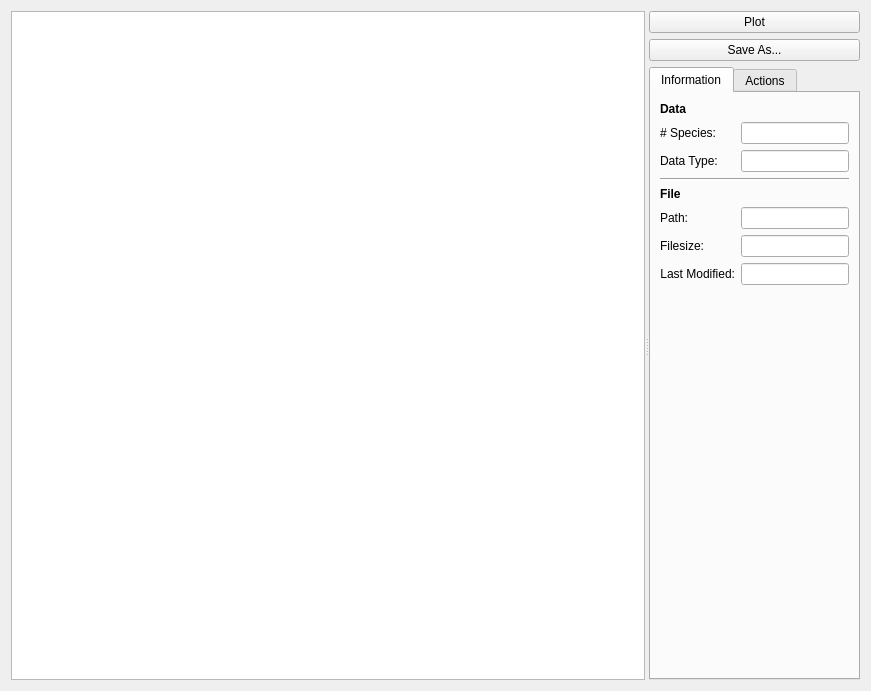
Qt form src/simulationworkbench/widgets/databrowser.ui (CSB-at-ZIB/BioPARKIN) before a commit.
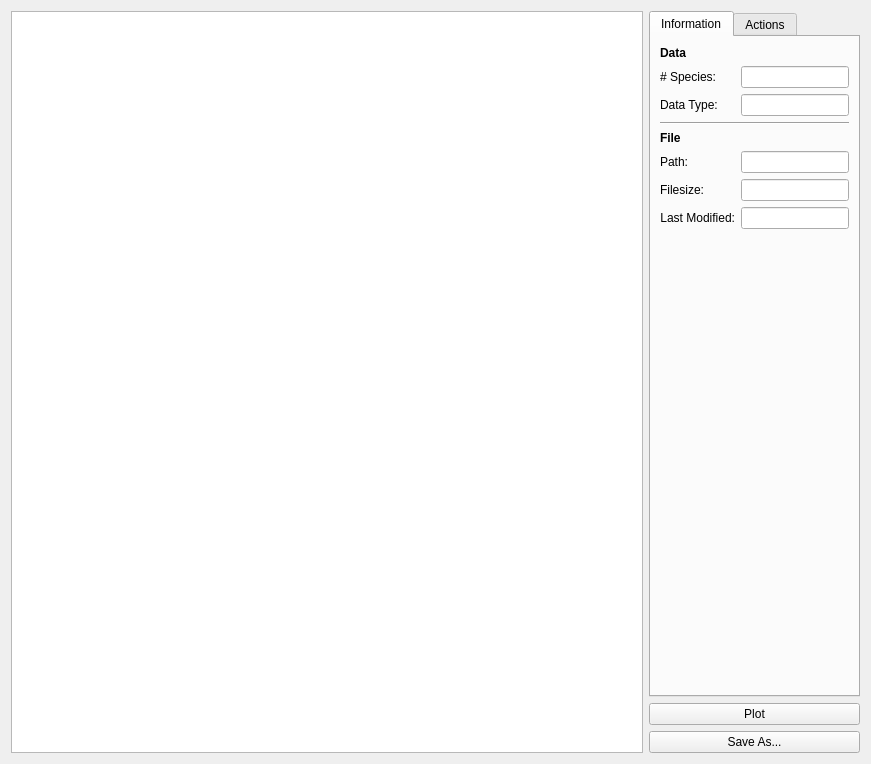
The same form after that commit. The open tabs and pages were chosen to show the change.

```diff
--- a/src/simulationworkbench/widgets/databrowser.ui
+++ b/src/simulationworkbench/widgets/databrowser.ui
@@ -7,7 +7,7 @@
     <x>0</x>
     <y>0</y>
     <width>871</width>
-    <height>691</height>
+    <height>764</height>
    </rect>
   </property>
   <property name="windowTitle">
@@ -16,12 +16,10 @@
   <property name="windowOpacity">
    <double>1.000000000000000</double>
   </property>
-  <layout class="QHBoxLayout" name="horizontalLayout_2">
+  <layout class="QVBoxLayout" name="verticalLayout_8">
    <item>
-    <widget class="QSplitter" name="splitter">
-     <property name="orientation">
-      <enum>Qt::Horizontal</enum>
-     </property>
+    <layout class="QHBoxLayout" name="horizontalLayout">
+     <item>
      <widget class="QTableView" name="tableView">
       <property name="sizePolicy">
        <sizepolicy hsizetype="Expanding" vsizetype="Expanding">
@@ -30,26 +28,9 @@
        </sizepolicy>
       </property>
      </widget>
-     <widget class="QWidget" name="layoutWidget">
+     </item>
+     <item>
       <layout class="QVBoxLayout" name="verticalLayout">
-       <item>
-        <layout class="QHBoxLayout" name="horizontalLayout">
-         <item>
-          <widget class="QPushButton" name="buttonPlot">
-           <property name="text">
-            <string>Plot</string>
-           </property>
-          </widget>
-         </item>
-        </layout>
-       </item>
-       <item>
-        <widget class="QPushButton" name="buttonSaveAs">
-         <property name="text">
-          <string>Save As...</string>
-         </property>
-        </widget>
-       </item>
        <item>
         <widget class="QTabWidget" name="tabWidget">
          <property name="currentIndex">
@@ -59,8 +40,6 @@
           <attribute name="title">
            <string>Information</string>
           </attribute>
-          <layout class="QHBoxLayout" name="horizontalLayout_4">
-           <item>
             <layout class="QVBoxLayout" name="verticalLayout_4">
              <item>
               <layout class="QGridLayout" name="gridLayout">
@@ -237,14 +216,12 @@
                <property name="sizeHint" stdset="0">
                 <size>
                  <width>20</width>
-                 <height>418</height>
+               <height>458</height>
                 </size>
                </property>
               </spacer>
              </item>
             </layout>
-           </item>
-          </layout>
          </widget>
          <widget class="QWidget" name="tabWidgetPage2" native="true">
           <attribute name="title">
@@ -341,9 +318,23 @@
          </widget>
         </widget>
        </item>
-      </layout>
-     </widget>
-    </widget>
+       <item>
+        <widget class="QPushButton" name="buttonPlot">
+         <property name="text">
+          <string>Plot</string>
+         </property>
+        </widget>
+       </item>
+       <item>
+        <widget class="QPushButton" name="buttonSaveAs">
+         <property name="text">
+          <string>Save As...</string>
+         </property>
+        </widget>
+       </item>
+      </layout>
+     </item>
+    </layout>
    </item>
   </layout>
   <action name="actionPlot">
```
Left out of the diff: 6 changed lines with no effect on the pictures. Lines whose indentation alone changed are shown as unchanged.
